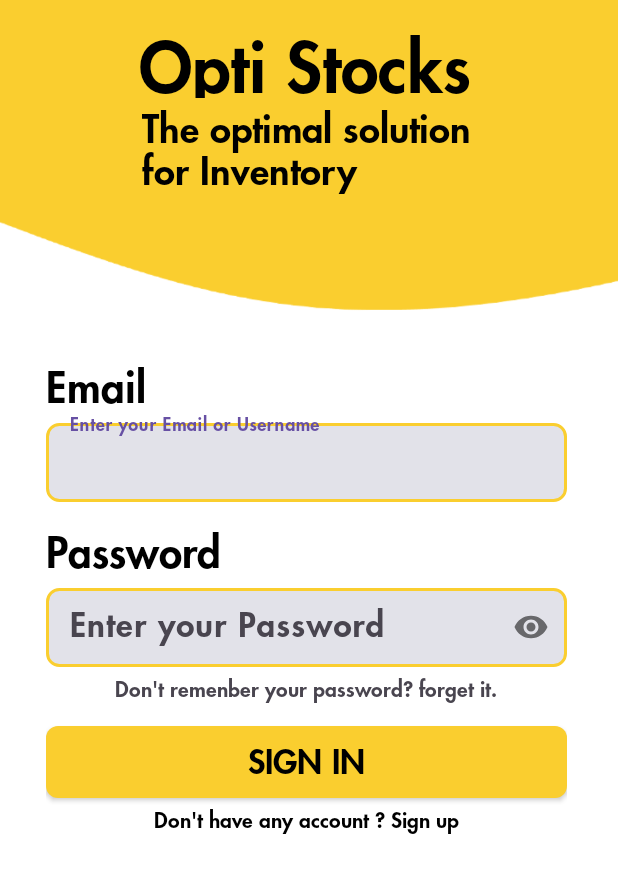
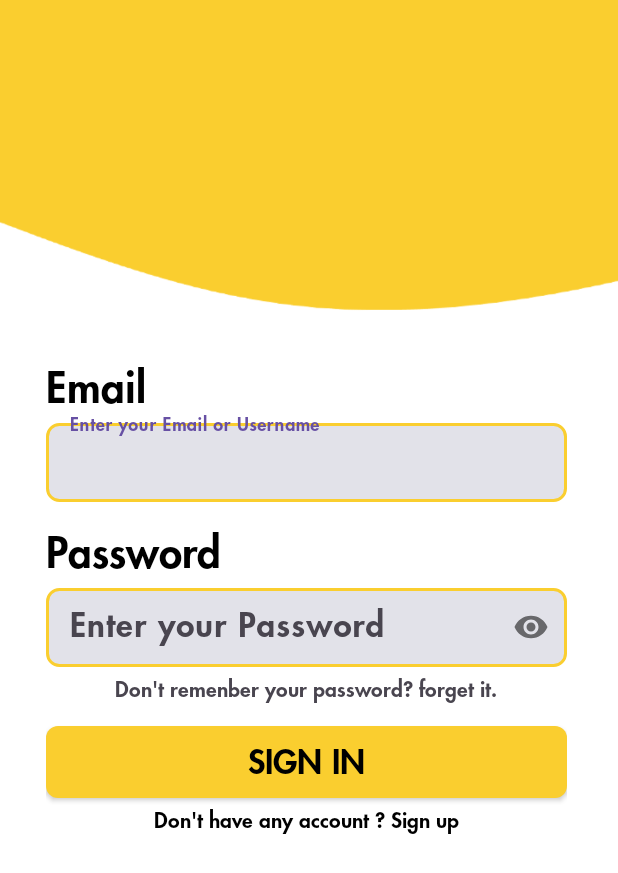
Before and after one commit to satyamkumardeveloper/inventory_management, an Android app: the screen it shows after launch (SigninActivity), on a phone screen of 412 x 824 dp. Shown: the top 873 px of the screen. Run offline under Robolectric (Android 15) with nearby library versions, the phone set to English and light mode, and no system bars; our stand-ins replace Firebase (no records; nobody signed in at launch, a user with empty details on screens opened directly).

Commit message:
Revert "login and register page."
This reverts commit 1664d82d1a6b34b2ab39f7a440b5e66ca9af4736.

```diff
--- a/app/src/main/res/layout/signin.xml
+++ b/app/src/main/res/layout/signin.xml
@@ -7,32 +7,6 @@
     android:orientation="vertical"
     android:background="@drawable/background"
     tools:context=".SigninActivity">
-
-    <TextView
-        android:id="@+id/textView"
-        android:layout_width="227dp"
-        android:layout_height="49dp"
-        android:layout_marginTop="16dp"
-        android:fontFamily="@font/future"
-        android:text="@string/opti_stocks"
-        android:textColor="@color/black"
-        android:textSize="45sp"
-        app:layout_constraintEnd_toEndOf="parent"
-        app:layout_constraintStart_toStartOf="parent"
-        app:layout_constraintTop_toTopOf="parent" />
-
-    <TextView
-        android:layout_width="225dp"
-        android:layout_height="60dp"
-        android:layout_marginTop="4dp"
-        android:fontFamily="@font/future"
-        android:text="@string/the_optimal_solution_for_inventory"
-        android:textColor="@color/black"
-        android:textSize="25sp"
-        app:layout_constraintEnd_toEndOf="@+id/textView"
-        app:layout_constraintHorizontal_bias="1.0"
-        app:layout_constraintStart_toStartOf="@+id/textView"
-        app:layout_constraintTop_toBottomOf="@+id/textView" />
 
     <LinearLayout
         android:layout_width="347dp"
--- a/app/src/main/res/values/strings.xml
+++ b/app/src/main/res/values/strings.xml
@@ -17,7 +17,4 @@
     <string name="enter_your_email_or_username">Enter your Email or Username</string>
     <string name="todo">TODO</string>
     <string name="opti_stock">Opti Stock</string>
-    <string name="sign_up_before_using_opti_stocks">Sign up before using Opti Stocks</string>
-    <string name="opti_stocks">Opti Stocks</string>
-    <string name="the_optimal_solution_for_inventory">The optimal solution for Inventory</string>
 </resources>
--- a/build.gradle.kts
+++ b/build.gradle.kts
@@ -5,6 +5,6 @@ buildscript {
 }
 // Top-level build file where you can add configuration options common to all sub-projects/modules.
 plugins {
-    id("com.android.application") version "8.3.0" apply false
+    id("com.android.application") version "8.2.2" apply false
     id("org.jetbrains.kotlin.android") version "1.9.22" apply false
 }
```
Also changed, not shown: app/src/main/res/layout/activity_signup.xml (+0 -15 lines), gradle/wrapper/gradle-wrapper.properties.
